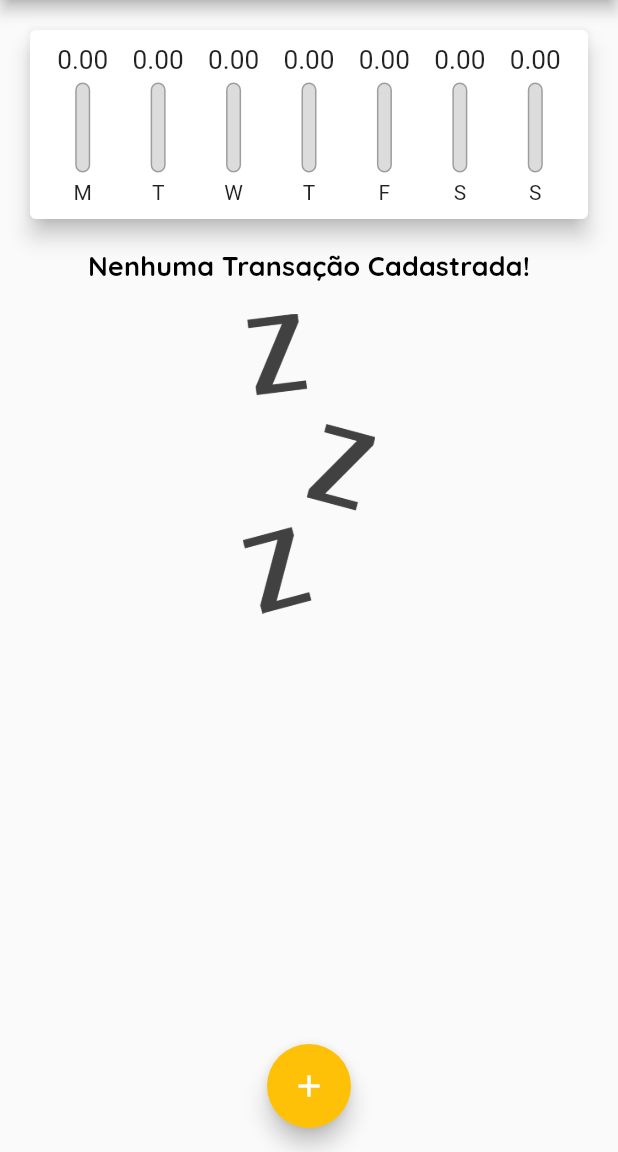
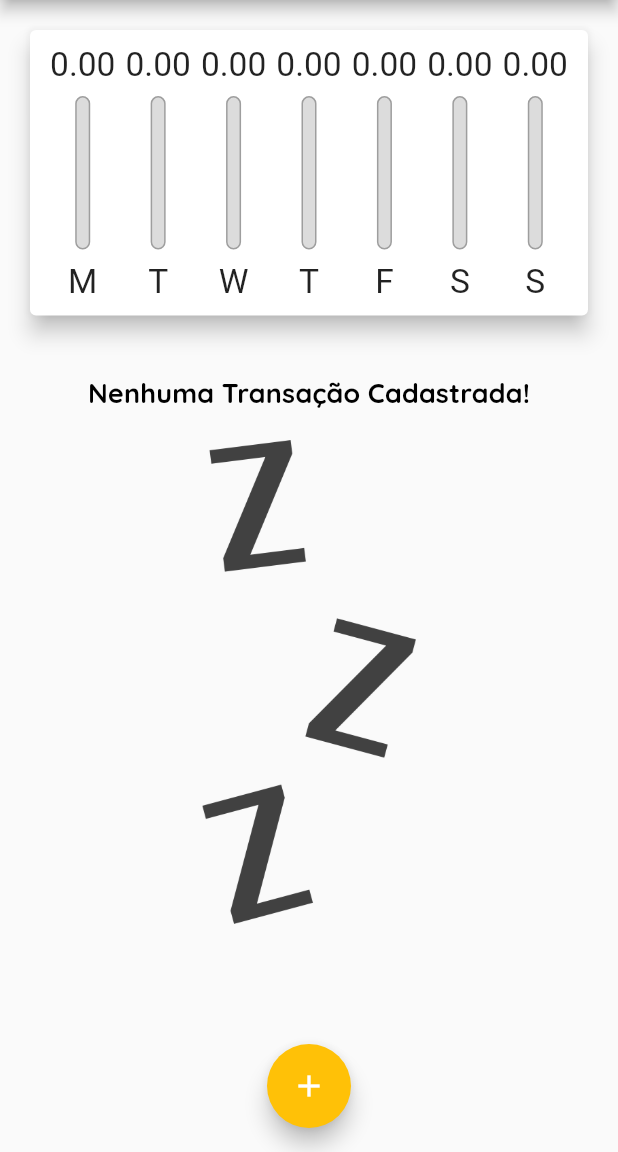
Before and after one commit to MauricioMoraesP/App-Expense, a Flutter app: the screen it shows after launch, on a phone screen of 412 x 824 dp, the part 84-1236 px from its top. Run offline on Flutter 3.47's test engine with Material 2 defaults, Android fonts, the phone set to English and light mode, and no system bars; Roboto replaces fonts that are missing (Open Sans).

Commit message:
Responsive IOS/Android

```diff
--- a/lib/components/chart.dart
+++ b/lib/components/chart.dart
@@ -1,7 +1,8 @@
-import 'package:expenses/components/chart_bar.dart';
-import 'package:expenses/models/transaction.dart';
 import 'package:flutter/material.dart';
 import 'package:intl/intl.dart';
+
+import '../models/transaction.dart';
+import 'chart_bar.dart';
 
 class Chart extends StatelessWidget {
   final List<Transaction> recentTransaction;
--- a/lib/components/chart_bar.dart
+++ b/lib/components/chart_bar.dart
@@ -5,25 +5,27 @@ class ChartBar extends StatelessWidget {
   final double value;
   final double percentage;
 
-  ChartBar(
+  const ChartBar(
       {required this.label, required this.value, required this.percentage});
 
   @override
   Widget build(BuildContext context) {
+    return LayoutBuilder(
+      builder: (ctx, constraints) {
         return Column(
           children: [
             Container(
-          height: 20,
+              height: constraints.maxHeight * 0.15,
               child: FittedBox(
                   child: Text(
                 '${value.toStringAsFixed(2)}',
               )),
             ),
             SizedBox(
-          height: 5,
+              height: constraints.maxHeight * 0.05,
             ),
             Container(
-          height: 60,
+              height: constraints.maxHeight * 0.6,
               width: 10,
               child: Stack(
                 alignment: Alignment.bottomCenter,
@@ -47,10 +49,17 @@ class ChartBar extends StatelessWidget {
               ),
             ),
             SizedBox(
-          height: 5,
+              height: constraints.maxHeight * 0.05,
             ),
-        Text(label),
+            Container(
+              height: constraints.maxHeight * 0.15,
+              child: FittedBox(
+                child: Text(label),
+              ),
+            ),
           ],
+        );
+      },
     );
   }
 }
--- a/lib/components/transaction_list.dart
+++ b/lib/components/transaction_list.dart
@@ -1,6 +1,8 @@
-import 'package:expenses/models/transaction.dart';
 import 'package:flutter/material.dart';
 import 'package:intl/intl.dart';
+import 'package:learningflutter/components/transaction_item.dart';
+
+import '../models/transaction.dart';
 
 class TransactionList extends StatelessWidget {
   final List<Transaction> transactions;
@@ -9,60 +11,35 @@ class TransactionList extends StatelessWidget {
 
   @override
   Widget build(BuildContext context) {
-    return Container(
-      height: 400,
-      child: transactions.isEmpty
-          ? Column(
+    return transactions.isEmpty
+        ? LayoutBuilder(
+            builder: (ctx, constraint) {
+              return Column(
                 children: [
-                Text('Nenhuma Transação Cadastrada!',
+                  const SizedBox(height: 20),
+                  Container(
+                    child: Text('Nenhuma Transação Cadastrada!',
                         style: Theme.of(context).textTheme.titleSmall),
-                SizedBox(
+                  ),
+                  const SizedBox(
                     height: 20,
                   ),
                   Container(
-                    height: 200,
-                    child: Image.asset("assets/images/waiting.png",
-                        fit: BoxFit.cover)),
+                      height: constraint.maxHeight * 0.6,
+                      child: Image.asset(
+                        "assets/images/waiting.png",
+                        fit: BoxFit.cover,
+                      )),
                 ],
+              );
+            },
           )
         : ListView.builder(
             itemCount: transactions.length,
             itemBuilder: (ctx, index) {
               final tr = transactions[index];
-                return Card(
-                  elevation: 10,
-                  margin: EdgeInsets.symmetric(
-                    vertical: 8,
-                    horizontal: 5,
-                  ),
-                  child: ListTile(
-                    leading: CircleAvatar(
-                        backgroundColor: Theme.of(context).colorScheme.primary,
-                        radius: 30,
-                        child: Padding(
-                          padding: const EdgeInsets.all(6.0),
-                          child: FittedBox(
-                            child: Text(
-                              'R\$${tr.value}',
-                            ),
-                          ),
-                        )),
-                    title: Text(
-                      tr.title,
-                      style: Theme.of(context).textTheme.titleSmall,
-                    ),
-                    subtitle: Text(
-                      DateFormat('dd MMM y').format(tr.date),
-                    ),
-                    trailing: IconButton(
-                      onPressed: () => onRemove(tr.id),
-                      icon: Icon(Icons.delete),
-                      color: Theme.of(context).colorScheme.error,
-                    ),
-                  ),
-                );
+              return TransactionItem(tr: tr, onRemove: onRemove);
             },
-            ),
           );
   }
 }
--- a/lib/main.dart
+++ b/lib/main.dart
@@ -1,10 +1,14 @@
-import 'package:expenses/components/chart.dart';
-import 'package:expenses/components/transaction_form.dart';
+import 'dart:io';
+
 import 'package:flutter/material.dart';
+import 'package:flutter/services.dart';
+import 'package:flutter/cupertino.dart';
 import 'dart:math';
+import 'components/chart.dart';
 import 'components/transaction_list.dart';
 import 'models/transaction.dart';
 import 'package:intl/intl.dart';
+import 'components/transaction_form.dart';
 
 main() => runApp(ExpensesApp());
 
@@ -16,9 +20,12 @@ class ExpensesApp extends StatelessWidget {
   Widget build(BuildContext context) {
     return MaterialApp(
       home: const MyHomePage(),
+/*
+Criação do Tema base do app.
+*/
       theme: ThemeData(
-        colorScheme: tema.colorScheme
-            .copyWith(primary: Colors.purple, secondary: Colors.amber),
+        colorScheme: tema.colorScheme.copyWith(
+            primary: Colors.purple, secondary: Colors.amber, error: Colors.red),
         textTheme: ThemeData.light().textTheme.copyWith(
               titleSmall: TextStyle(
                 fontFamily: 'QuickSand',
@@ -56,7 +63,13 @@ class MyHomePage extends StatefulWidget {
 
 class _MyHomePageState extends State<MyHomePage> {
   final List<Transaction> _transactions = [];
+  bool _showChart = false;
+// Obter a varíavel privada.
+  bool get showChart {
+    return _showChart;
+  }
 
+// Filter que realiza uma busca nas últimas adições em listas de despesa.
   List<Transaction> get _recentTransactions {
     return _transactions.where((tr) {
       return tr.date.isAfter(DateTime.now().subtract(
@@ -65,6 +78,7 @@ class _MyHomePageState extends State<MyHomePage> {
     }).toList();
   }
 
+//Esta função serve para adicionar instanciar objetos de acorodo com o modelo Transactions.
   _addTransaction(String title, double value, DateTime date) {
     final newTransaction = Transaction(
       id: Random().nextDouble().toString(),
@@ -72,14 +86,16 @@ class _MyHomePageState extends State<MyHomePage> {
       value: value,
       date: date,
     );
-
+// Esta função serve para retornar uma mudança de estado no aplicativo que é adicionar
+//novos dados para a lista
     setState(() {
       _transactions.add(newTransaction);
     });
-
+    // é para poder fechar a rota criada pelo modal/ fomulário criado para criar os novos objetos.
     Navigator.of(context).pop();
   }
 
+// Para deletar intens da lista
   _deleteTransaction(String id) {
     setState(() {
       _transactions.removeWhere((tr) => tr.id == id);
@@ -95,34 +111,104 @@ class _MyHomePageState extends State<MyHomePage> {
     );
   }
 
+  Widget _getIconButton(IconData icon, Function() fn) {
+    return Platform.isIOS
+        ? GestureDetector(onTap: fn, child: Icon(icon))
+        : IconButton(icon: Icon(icon), onPressed: fn);
+  }
+
   @override
   Widget build(BuildContext context) {
-    return Scaffold(
-      appBar: AppBar(
+    final mediaQuery = MediaQuery.of(context);
+    bool isLandScape = mediaQuery.orientation == Orientation.landscape;
+    final iconList = Platform.isIOS ? CupertinoIcons.refresh : Icons.list;
+    final charList = Platform.isIOS ? CupertinoIcons.refresh : Icons.show_chart;
+
+    final actions = [
+      _getIconButton(
+        Platform.isIOS ? CupertinoIcons.add : Icons.add,
+        () => _openTransactionFormModal(context),
+      ),
+      if (isLandScape)
+        _getIconButton(_showChart ? iconList : charList, () {
+          setState(() {
+            _showChart = !_showChart;
+          });
+        }),
+    ];
+    final appBar = AppBar(
       title: const Text(
         'Despesas Pessoais',
       ),
-        actions: [
-          IconButton(
-            icon: const Icon(Icons.add),
-            onPressed: () => _openTransactionFormModal(context),
+      actions: actions,
+    );
+    final availabelHeight = mediaQuery.size.height -
+        appBar.preferredSize.height -
+        mediaQuery.padding.top;
+
+    final bodyPage = SafeArea(
+      child: SingleChildScrollView(
+        child: Column(
+          crossAxisAlignment: CrossAxisAlignment.stretch,
+          children: [
+            if (_showChart || !isLandScape)
+              Container(
+                height: availabelHeight * (isLandScape ? 0.8 : 0.30),
+                child: Chart(_recentTransactions),
               ),
+            if (!_showChart || !isLandScape)
+              Container(
+                  alignment: Alignment.center,
+                  height: availabelHeight * (isLandScape ? 1 : 0.70),
+                  child: TransactionList(
+                    _transactions,
+                    _deleteTransaction,
+                  )),
           ],
         ),
+      ),
+    );
+    return Platform.isIOS
+        ? CupertinoPageScaffold(
+            navigationBar: CupertinoNavigationBar(
+              middle: Text('Despesas Pessoais'),
+              trailing: Row(
+                mainAxisSize: MainAxisSize.min,
+                children: actions,
+              ),
+            ),
+            child: bodyPage,
+          )
+        : Scaffold(
+            appBar: appBar,
             body: SingleChildScrollView(
               child: Column(
                 crossAxisAlignment: CrossAxisAlignment.stretch,
                 children: [
-            Chart(_recentTransactions),
-            TransactionList(_transactions, _deleteTransaction),
+                  if (_showChart || !isLandScape)
+                    Container(
+                      height: availabelHeight * (isLandScape ? 0.8 : 0.30),
+                      child: Chart(_recentTransactions),
+                    ),
+                  if (!_showChart || !isLandScape)
+                    Container(
+                        alignment: Alignment.center,
+                        height: availabelHeight * (isLandScape ? 1 : 0.70),
+                        child: TransactionList(
+                          _transactions,
+                          _deleteTransaction,
+                        )),
                 ],
               ),
             ),
-      floatingActionButton: FloatingActionButton(
+            floatingActionButton: Platform.isMacOS
+                ? Container()
+                : FloatingActionButton(
                     child: const Icon(Icons.add),
                     onPressed: () => _openTransactionFormModal(context),
                   ),
-      floatingActionButtonLocation: FloatingActionButtonLocation.centerFloat,
+            floatingActionButtonLocation:
+                FloatingActionButtonLocation.centerFloat,
           );
   }
 }
--- a/pubspec.yaml
+++ b/pubspec.yaml
@@ -1,4 +1,4 @@
-name: expenses
+name: learningflutter
 description: A new Flutter project.
 
 # The following line prevents the package from being accidentally published to
```
Also changed, not shown: lib/components/adaptative_button.dart (added, +34 -0 lines), lib/components/adaptative_date_picker.dart (added, +68 -0 lines), lib/components/adaptative_textfield.dart (added, +41 -0 lines), lib/components/transaction_form.dart (+28 -71 lines), lib/components/transaction_item.dart (added, +64 -0 lines), 68 other files. Lines whose indentation alone changed are shown as unchanged.
